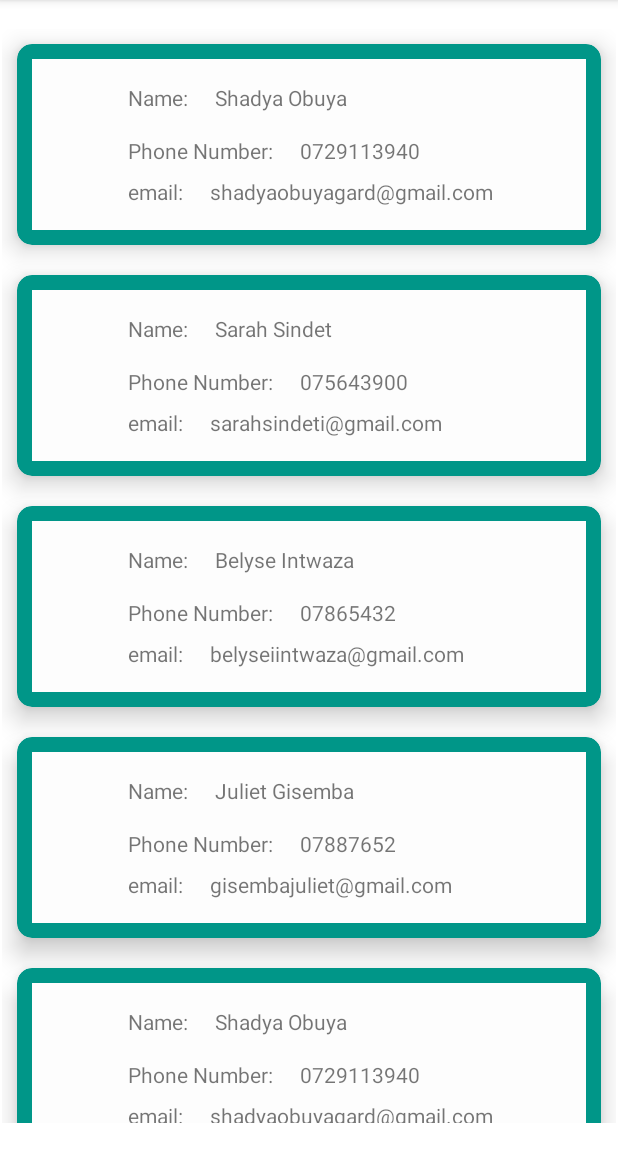
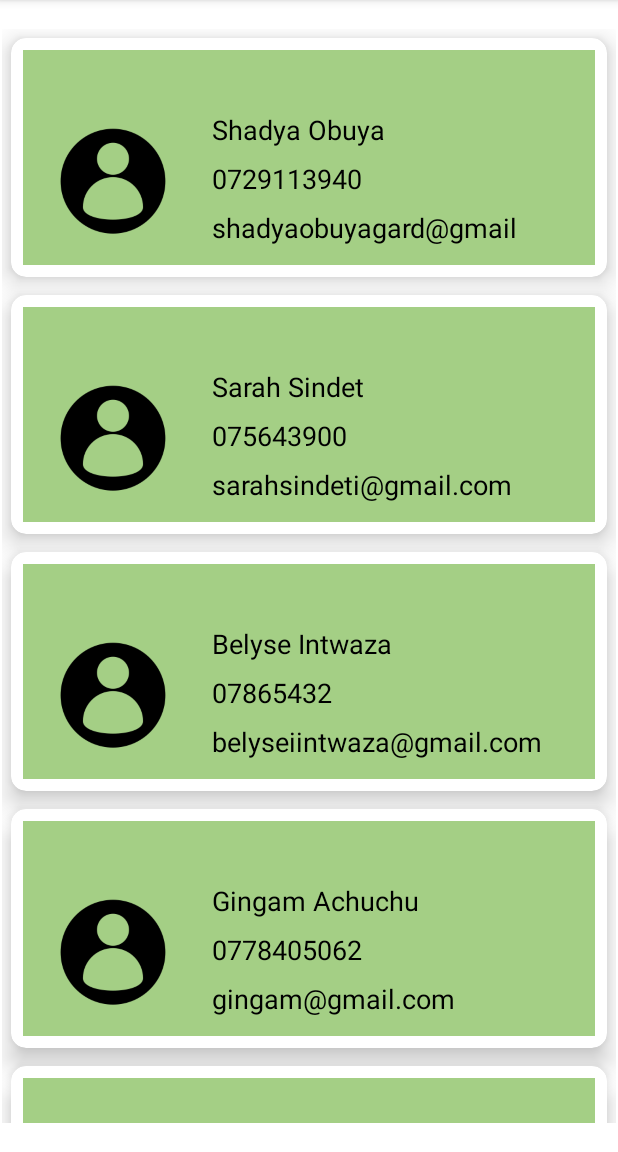
Before and after one commit to Shadyaobuya/ContactsApp, an Android app: the screen it shows after launch (MainActivity), on a phone screen of 412 x 824 dp, the part 84-1236 px from its top. Run offline under Robolectric (Android 15) with nearby library versions, the phone set to English and light mode, and no system bars; our stand-ins replace Picasso; pictures from the network do not load.

Commit message:
Second Commit

```diff
--- a/app/build.gradle
+++ b/app/build.gradle
@@ -42,4 +42,6 @@ dependencies {
     testImplementation 'junit:junit:4.+'
     androidTestImplementation 'androidx.test.ext:junit:1.1.2'
     androidTestImplementation 'androidx.test.espresso:espresso-core:3.3.0'
+    implementation 'com.squareup.picasso:picasso:2.71828'
+
 }
--- a/app/src/main/AndroidManifest.xml
+++ b/app/src/main/AndroidManifest.xml
@@ -1,6 +1,8 @@
 <?xml version="1.0" encoding="utf-8"?>
 <manifest xmlns:android="http://schemas.android.com/apk/res/android"
     package="com.example.contactsapp">
+
+    <uses-permission android:name="android.permission.INTERNET"></uses-permission>
 
     <application
         android:allowBackup="true"
@@ -9,6 +11,7 @@
         android:roundIcon="@mipmap/ic_launcher_round"
         android:supportsRtl="true"
         android:theme="@style/Theme.ContactsApp">
+        <activity android:name=".ViewContactActivity"></activity>
         <activity android:name=".MainActivity">
             <intent-filter>
                 <action android:name="android.intent.action.MAIN" />
--- a/app/src/main/java/com/example/contactsapp/Contacts.kt
+++ b/app/src/main/java/com/example/contactsapp/Contacts.kt
@@ -3,6 +3,7 @@ package com.example.contactsapp
 data class Contacts(
     var contactname:String,
     var phoneNumber:String,
-    var email:String
+    var email:String,
+    var imageUrl:String //holds image url /links of imges we will display on our app
 
 )
--- a/app/src/main/java/com/example/contactsapp/ContactsAdapter.kt
+++ b/app/src/main/java/com/example/contactsapp/ContactsAdapter.kt
@@ -1,13 +1,19 @@
 package com.example.contactsapp
 
+import android.content.Context
+import android.content.Intent
 import android.view.LayoutInflater
 import android.view.View
 import android.view.ViewGroup
 import android.widget.EditText
+import android.widget.ImageView
 import android.widget.TextView
+import androidx.cardview.widget.CardView
 import androidx.recyclerview.widget.RecyclerView
+import com.squareup.picasso.Picasso
+import com.squareup.picasso.Transformation
 
-class ContactsAdapter(var contactsList:List<Contacts>):RecyclerView.Adapter<ContactsViewHolder> (){
+class ContactsAdapter(var contactsList:List<Contacts>, var context: Context):RecyclerView.Adapter<ContactsViewHolder> (){
     override fun onCreateViewHolder(parent: ViewGroup, viewType: Int): ContactsViewHolder {
         var item=LayoutInflater.from(parent.context).inflate(R.layout.contacts_layout_item,parent,false)
         return ContactsViewHolder(item)
@@ -18,6 +24,16 @@ class ContactsAdapter(var contactsList:List<Contacts>):RecyclerView.Adapter<Cont
         holder.tvname.text=currentContact.contactname
         holder.tvphone.text=currentContact.phoneNumber
         holder.email.text=currentContact.email
+        Picasso.get().load(currentContact.imageUrl).placeholder(R.drawable.placeholder).into(holder.imgContacts)  //.placeholder(R.layout.drawable)
+        holder.cdContacts.setOnClickListener {
+            var intent=Intent(context,ViewContactActivity::class.java)
+            intent.putExtra("name",currentContact.contactname)
+            intent.putExtra("number",currentContact.phoneNumber)
+            intent.putExtra("email",currentContact.email)
+            intent.putExtra("image",currentContact.imageUrl)
+            context.startActivity(intent)
+
+        }
 
     }
 
@@ -31,5 +47,7 @@ class ContactsViewHolder(itemView:View):RecyclerView.ViewHolder(itemView){
     var tvname=itemView.findViewById<TextView>(R.id.tvName)
     var tvphone=itemView.findViewById<TextView>(R.id.tvNumber)
     var email=itemView.findViewById<TextView>(R.id.tvemail)
+    var imgContacts=itemView.findViewById<ImageView>(R.id.imageView)
+    var cdContacts=itemView.findViewById<CardView>(R.id.clContacts)
 
 }
--- a/app/src/main/java/com/example/contactsapp/MainActivity.kt
+++ b/app/src/main/java/com/example/contactsapp/MainActivity.kt
@@ -15,20 +15,17 @@ class MainActivity : AppCompatActivity() {
     fun displayContacts() {
         var rvContacts = findViewById<RecyclerView>(R.id.rvContacts)
         var contact_list = listOf(
-            Contacts("Shadya Obuya", "0729113940", "shadyaobuyagard@gmail.com"),
-            Contacts("Sarah Sindet", "075643900", "sarahsindeti@gmail.com"),
-            Contacts("Belyse Intwaza", "07865432", "belyseiintwaza@gmail.com"),
-            Contacts("Juliet Gisemba", "07887652", "gisembajuliet@gmail.com"),
-            Contacts("Shadya Obuya", "0729113940", "shadyaobuyagard@gmail.com"),
-            Contacts("Sarah Sindet", "075643900", "sarahsindeti@gmail.com"),
-            Contacts("Belyse Intwaza", "07865432", "belyseiintwaza@gmail.com"),
-            Contacts("Juliet Gisemba", "07887652", "gisembajuliet@gmail.com"),
-            Contacts("Shadya Obuya", "0729113940", "shadyaobuyagard@gmail.com"),
-            Contacts("Sarah Sindet", "075643900", "sarahsindeti@gmail.com"),
-            Contacts("Belyse Intwaza", "07865432", "belyseiintwaza@gmail.com"),
-            Contacts("Juliet Gisemba", "07887652", "gisembajuliet@gmail.com"),
+            Contacts("Shadya Obuya", "0729113940", "shadyaobuyagard@gmail.com","https://i0.wp.com/post.healthline.com/wp-content/uploads/2020/05/yawning_overtired_baby-1296x728-header.jpg?w=1155&h=1528"),
+            Contacts("Sarah Sindet", "075643900", "sarahsindeti@gmail.com","https://i.pinimg.com/originals/b5/5f/b8/b55fb8392ea066c0393b56262a1f88d2.jpg"),
+            Contacts("Belyse Intwaza", "07865432", "belyseiintwaza@gmail.com","https://encrypted-tbn0.gstatic.com/images?q=tbn:ANd9GcTy5Dx_c7NrxzHR5f2zmvh42C70CvILJ4iG9kIDE0r-oIM2HxFBujnhjYrHCkCsbQME_rA&usqp=CAU\n"),
+            Contacts("Gingam Achuchu", "0778405062", "gingam@gmail.com","https://i.guim.co.uk/img/media/665a4973d2088276bc500afe7a677fab7add82e1/0_0_3600_2160/master/3600.jpg?width=1200&height=900&quality=85&auto=format&fit=crop&s=bbd13d40180501afe8e197a79b716823\n"),
+            Contacts("Juliet Gisemba", "07887652", "gisembajuliet@gmail.com","https://sm.ign.com/ign_ap/news/t/the-boondo/the-boondocks-is-getting-a-tv-reboot-with-aaron-mcgruder_uw4c.jpg"),
+            Contacts("Rhun Nasra", "07887652", "nasraakulloh@gmail.com","https://cdn3.toonboom.com/wp-content/uploads/2020/09/15152049/the-proud-family-disney-plus-revival.jpg"),
+            Contacts("Shamim Kitesi", "0111234552", "gisembajuliet@gmail.com","https://sm.ign.com/ign_ap/news/t/the-boondo/the-boondocks-is-getting-a-tv-reboot-with-aaron-mcgruder_uw4c.jpg"),
+            Contacts("Audrey Muvinya", "077865452", "ausdrey@gmail.com","https://cdn3.toonboom.com/wp-content/uploads/2020/09/15152049/the-proud-family-disney-plus-revival.jpg")
+
         )
-        var contactAdapter=ContactsAdapter(contact_list)
+        var contactAdapter=ContactsAdapter(contact_list,baseContext)
         rvContacts.layoutManager=LinearLayoutManager(baseContext)
         rvContacts.adapter=contactAdapter
     }
--- /dev/null
+++ b/app/src/main/res/drawable/ic_baseline_email_24.xml
@@ -0,0 +1,5 @@
+<vector android:height="24dp" android:tint="#86D456"
+    android:viewportHeight="24" android:viewportWidth="24"
+    android:width="24dp" xmlns:android="http://schemas.android.com/apk/res/android">
+    <path android:fillColor="@android:color/white" android:pathData="M20,4L4,4c-1.1,0 -1.99,0.9 -1.99,2L2,18c0,1.1 0.9,2 2,2h16c1.1,0 2,-0.9 2,-2L22,6c0,-1.1 -0.9,-2 -2,-2zM20,8l-8,5 -8,-5L4,6l8,5 8,-5v2z"/>
+</vector>
--- /dev/null
+++ b/app/src/main/res/drawable/ic_baseline_local_phone_24.xml
@@ -0,0 +1,5 @@
+<vector android:height="24dp" android:tint="#86D456"
+    android:viewportHeight="24" android:viewportWidth="24"
+    android:width="24dp" xmlns:android="http://schemas.android.com/apk/res/android">
+    <path android:fillColor="@android:color/white" android:pathData="M6.62,10.79c1.44,2.83 3.76,5.14 6.59,6.59l2.2,-2.2c0.27,-0.27 0.67,-0.36 1.02,-0.24 1.12,0.37 2.33,0.57 3.57,0.57 0.55,0 1,0.45 1,1V20c0,0.55 -0.45,1 -1,1 -9.39,0 -17,-7.61 -17,-17 0,-0.55 0.45,-1 1,-1h3.5c0.55,0 1,0.45 1,1 0,1.25 0.2,2.45 0.57,3.57 0.11,0.35 0.03,0.74 -0.25,1.02l-2.2,2.2z"/>
+</vector>
--- /dev/null
+++ b/app/src/main/res/drawable/ic_baseline_record_voice_over_24.xml
@@ -0,0 +1,6 @@
+<vector android:height="24dp" android:tint="#86D456"
+    android:viewportHeight="24" android:viewportWidth="24"
+    android:width="24dp" xmlns:android="http://schemas.android.com/apk/res/android">
+    <path android:fillColor="@android:color/white" android:pathData="M9,9m-4,0a4,4 0,1 1,8 0a4,4 0,1 1,-8 0"/>
+    <path android:fillColor="@android:color/white" android:pathData="M9,15c-2.67,0 -8,1.34 -8,4v2h16v-2c0,-2.66 -5.33,-4 -8,-4zM16.76,5.36l-1.68,1.69c0.84,1.18 0.84,2.71 0,3.89l1.68,1.69c2.02,-2.02 2.02,-5.07 0,-7.27zM20.07,2l-1.63,1.63c2.77,3.02 2.77,7.56 0,10.74L20.07,16c3.9,-3.89 3.91,-9.95 0,-14z"/>
+</vector>
--- a/app/src/main/res/layout/contacts_layout_item.xml
+++ b/app/src/main/res/layout/contacts_layout_item.xml
@@ -4,96 +4,77 @@
     xmlns:tools="http://schemas.android.com/tools"
     android:layout_width="match_parent"
     android:layout_height="wrap_content"
-    android:layout_margin="10dp"
-    app:cardBackgroundColor="#009688"
+    android:layout_margin="6dp"
     app:cardCornerRadius="10dp"
     app:cardElevation="10dp"
-    app:cardMaxElevation="10dp">
+    app:cardMaxElevation="10dp"
+    android:id="@+id/clContacts">
 
     <androidx.constraintlayout.widget.ConstraintLayout
         android:layout_width="match_parent"
-        android:layout_height="wrap_content"
-        android:layout_margin="10dp"
+        android:layout_height="match_parent"
+        android:layout_margin="8dp"
         android:background="#BCAFAF"
-        android:backgroundTint="#FDFDFD">
-
-        <TextView
-            android:id="@+id/textView"
-            android:layout_width="wrap_content"
-            android:layout_height="wrap_content"
-            android:layout_marginStart="64dp"
-            android:layout_marginTop="16dp"
-            android:text="Name:"
-            app:layout_constraintBottom_toBottomOf="@+id/tvName"
-            app:layout_constraintStart_toStartOf="parent"
-            app:layout_constraintTop_toTopOf="@+id/tvName"
-            app:layout_constraintVertical_bias="1.0" />
+        android:backgroundTint="#A4CF85">
 
         <TextView
             android:id="@+id/tvName"
             android:layout_width="0dp"
             android:layout_height="wrap_content"
-            android:layout_marginStart="8dp"
-            android:layout_marginTop="16dp"
-            android:layout_marginEnd="8dp"
+            android:layout_marginStart="16dp"
+            android:layout_marginTop="8dp"
+            android:layout_marginEnd="16dp"
+            android:layout_marginBottom="8dp"
             android:paddingLeft="10dp"
             android:text="Shadya Obuya"
+            android:textColor="#000000"
+            android:textSize="18sp"
+            app:layout_constraintBottom_toTopOf="@+id/tvemail"
             app:layout_constraintEnd_toEndOf="parent"
-            app:layout_constraintHorizontal_bias="0.0"
-            app:layout_constraintStart_toEndOf="@+id/textView"
+            app:layout_constraintStart_toEndOf="@+id/imageView"
             app:layout_constraintTop_toTopOf="parent" />
-
-        <TextView
-            android:id="@+id/textView3"
-            android:layout_width="wrap_content"
-            android:layout_height="wrap_content"
-            android:layout_marginStart="64dp"
-            android:text="Phone Number:"
-            app:layout_constraintBottom_toBottomOf="@+id/tvNumber"
-            app:layout_constraintStart_toStartOf="parent"
-            app:layout_constraintTop_toTopOf="@+id/tvNumber"
-            app:layout_constraintVertical_bias="1.0" />
 
         <TextView
             android:id="@+id/tvNumber"
             android:layout_width="0dp"
             android:layout_height="wrap_content"
-            android:layout_marginStart="8dp"
-            android:layout_marginTop="16dp"
-            android:layout_marginEnd="8dp"
+            android:layout_marginStart="16dp"
+            android:layout_marginTop="8dp"
+            android:layout_marginEnd="16dp"
             android:paddingLeft="10dp"
             android:text="0729113940"
+            android:textColor="#000000"
+            android:textSize="18sp"
+            app:layout_constraintBottom_toTopOf="@+id/tvemail"
             app:layout_constraintEnd_toEndOf="parent"
-            app:layout_constraintHorizontal_bias="0.0"
-            app:layout_constraintStart_toEndOf="@+id/textView3"
+            app:layout_constraintStart_toEndOf="@+id/imageView"
             app:layout_constraintTop_toBottomOf="@+id/tvName" />
-
-        <TextView
-            android:id="@+id/textView5"
-            android:layout_width="wrap_content"
-            android:layout_height="wrap_content"
-            android:layout_marginStart="64dp"
-            android:text="email:"
-            app:layout_constraintBottom_toBottomOf="@+id/tvemail"
-            app:layout_constraintEnd_toStartOf="@+id/tvemail"
-            app:layout_constraintStart_toStartOf="parent"
-            app:layout_constraintTop_toTopOf="@+id/tvemail"
-            app:layout_constraintVertical_bias="1.0" />
 
         <TextView
             android:id="@+id/tvemail"
             android:layout_width="0dp"
-            android:layout_height="0dp"
-            android:layout_marginStart="8dp"
+            android:layout_height="29dp"
+            android:layout_marginStart="16dp"
             android:layout_marginTop="8dp"
-            android:layout_marginEnd="8dp"
-            android:layout_marginBottom="16dp"
+            android:layout_marginEnd="16dp"
+            android:layout_marginBottom="8dp"
             android:paddingLeft="10dp"
             android:text="shadyaobuyagard@gmail.com"
+            android:textColor="#000000"
+            android:textSize="18sp"
             app:layout_constraintBottom_toBottomOf="parent"
             app:layout_constraintEnd_toEndOf="parent"
-            app:layout_constraintHorizontal_bias="0.0"
-            app:layout_constraintStart_toEndOf="@+id/textView5"
-            app:layout_constraintTop_toBottomOf="@+id/textView3" />
+            app:layout_constraintStart_toEndOf="@+id/imageView"
+            app:layout_constraintTop_toBottomOf="@+id/tvNumber" />
+
+        <ImageView
+            android:id="@+id/imageView"
+            android:layout_width="80dp"
+            android:layout_height="80dp"
+            android:layout_marginStart="20dp"
+            app:layout_constraintBottom_toBottomOf="@+id/tvemail"
+            app:layout_constraintStart_toStartOf="parent"
+            app:layout_constraintTop_toTopOf="@+id/tvName"
+            tools:srcCompat="@tools:sample/avatars" />
     </androidx.constraintlayout.widget.ConstraintLayout>
 </androidx.cardview.widget.CardView>
```
Also changed, not shown: app/src/main/java/com/example/contactsapp/ViewContactActivity.kt (added, +30 -0 lines), app/src/main/res/layout/activity_view_contact.xml (added, +155 -0 lines), app/src/main/res/drawable/placeholder.png (added).
